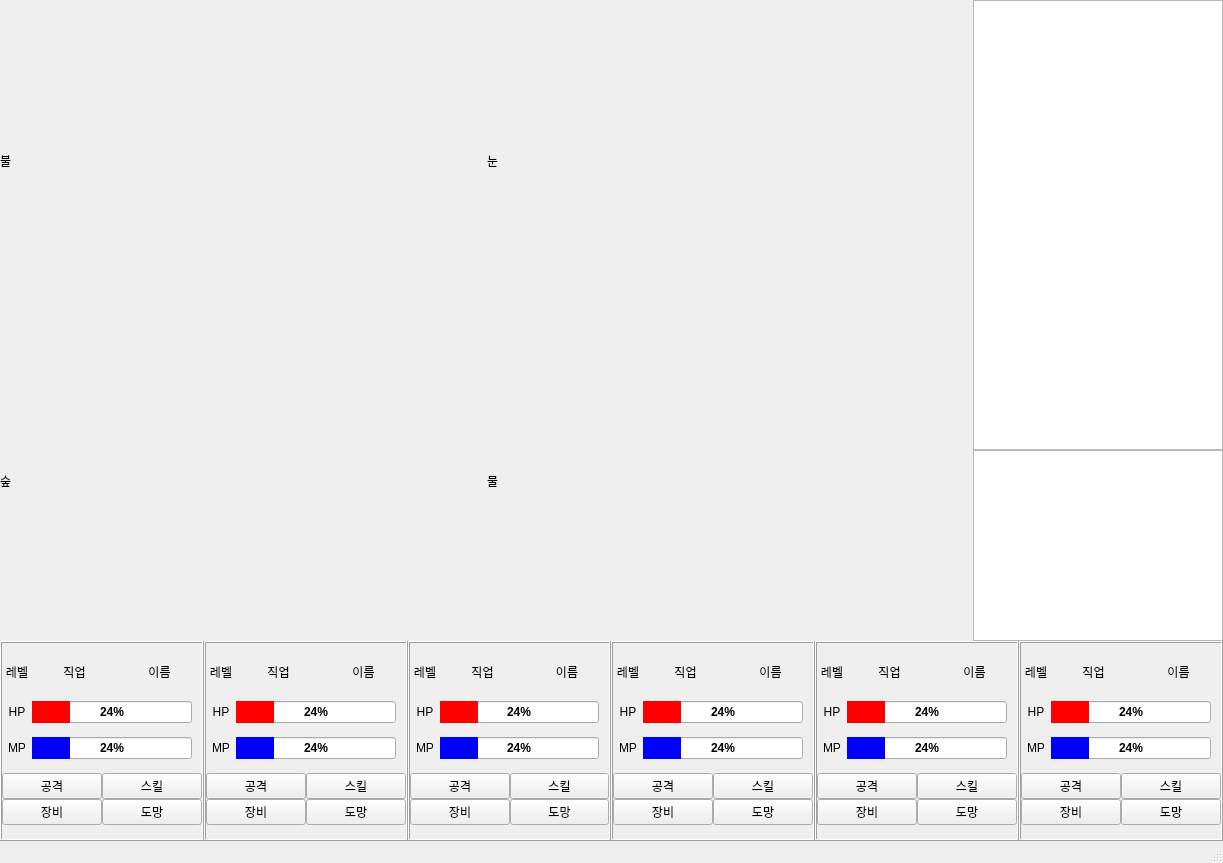
Before: the Qt Designer form ui_src/main_frame.ui in GOJUYANG/P_DobisProject, drawn with Qt 5.
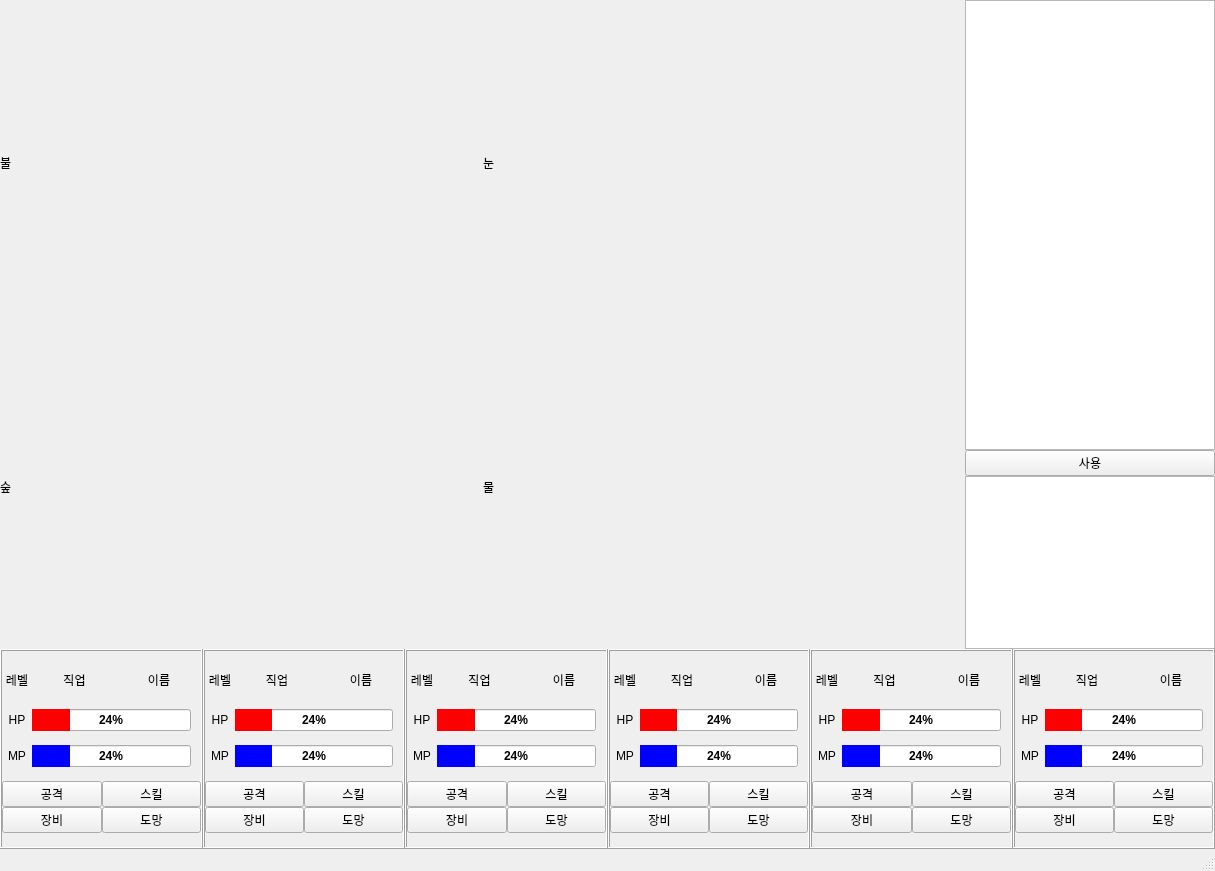
After: the same form once the commit is applied.

```diff
--- a/ui_src/main_frame.ui
+++ b/ui_src/main_frame.ui
@@ -6,8 +6,8 @@
    <rect>
     <x>0</x>
     <y>0</y>
-    <width>1223</width>
-    <height>863</height>
+    <width>1215</width>
+    <height>871</height>
    </rect>
   </property>
   <property name="windowTitle">
@@ -114,7 +114,7 @@
        <number>0</number>
       </property>
       <item>
-       <widget class="QFrame" name="frame_5">
+       <widget class="QFrame" name="frame_1">
         <property name="sizePolicy">
          <sizepolicy hsizetype="Expanding" vsizetype="Preferred">
           <horstretch>0</horstretch>
@@ -362,7 +362,7 @@
        </widget>
       </item>
       <item>
-       <widget class="QFrame" name="frame_6">
+       <widget class="QFrame" name="frame_2">
         <property name="sizePolicy">
          <sizepolicy hsizetype="Expanding" vsizetype="Preferred">
           <horstretch>0</horstretch>
@@ -1106,7 +1106,7 @@
        </widget>
       </item>
       <item>
-       <widget class="QFrame" name="frame_9">
+       <widget class="QFrame" name="frame_5">
         <property name="sizePolicy">
          <sizepolicy hsizetype="Expanding" vsizetype="Preferred">
           <horstretch>0</horstretch>
@@ -1354,7 +1354,7 @@
        </widget>
       </item>
       <item>
-       <widget class="QFrame" name="frame_10">
+       <widget class="QFrame" name="frame_6">
         <property name="sizePolicy">
          <sizepolicy hsizetype="Expanding" vsizetype="Preferred">
           <horstretch>0</horstretch>
@@ -1680,6 +1680,13 @@
         </widget>
        </widget>
       </item>
+      <item>
+       <widget class="QPushButton" name="pb_use_item">
+        <property name="text">
+         <string>사용</string>
+        </property>
+       </widget>
+      </item>
       <item>
        <widget class="QListWidget" name="list_log">
         <property name="minimumSize">
```
Left out of the diff: 114 changed lines with no effect on the pictures.
